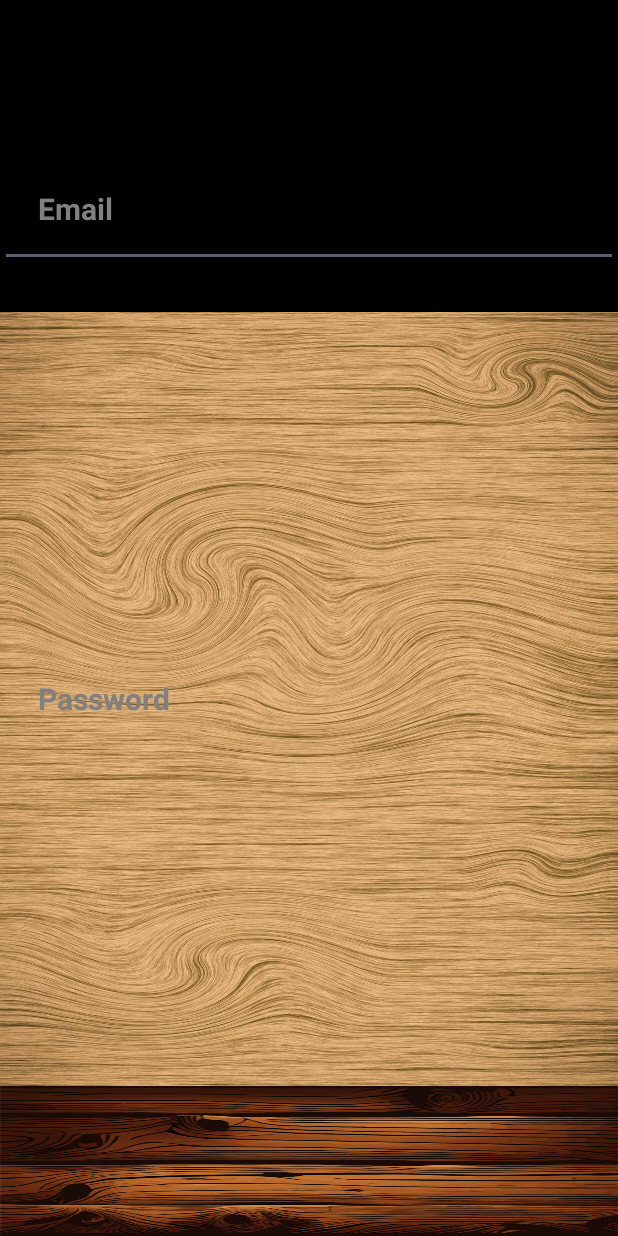
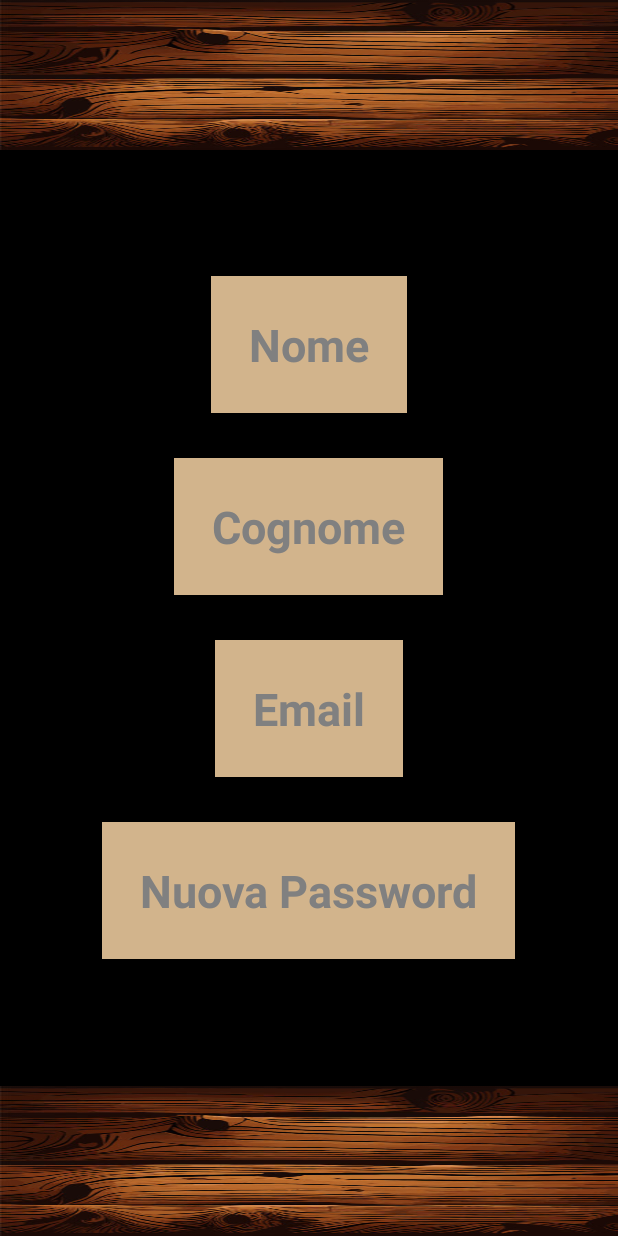
Before and after one commit to LorenzoMorandi-its/AppLibri, an Android app: the RegistrazioneActivity screen opened directly, with no data from a screen before it, on a phone screen of 412 x 824 dp. Run offline under Robolectric (Android 15) with nearby library versions, the phone set to English and light mode, and no system bars; 2 statements that could not run were skipped.

Commit message:
aggiunta file

```diff
--- a/app/src/main/res/layout/activity_registrazione.xml
+++ b/app/src/main/res/layout/activity_registrazione.xml
@@ -1,26 +1,25 @@
 <?xml version="1.0" encoding="utf-8"?>
-<androidx.coordinatorlayout.widget.CoordinatorLayout
-    xmlns:android="http://schemas.android.com/apk/res/android"
+<androidx.coordinatorlayout.widget.CoordinatorLayout xmlns:android="http://schemas.android.com/apk/res/android"
     xmlns:app="http://schemas.android.com/apk/res-auto"
     xmlns:tools="http://schemas.android.com/tools"
     android:layout_width="match_parent"
     android:layout_height="match_parent"
     android:fitsSystemWindows="true"
-    tools:context=".Activities.RegistrazioneActivity">
+    tools:context=".MainActivity">
 
-    <!-- Layout principale che contiene tutti gli elementi -->
+    <?xml version="1.0" encoding="utf-8"?>
     <LinearLayout
-        android:id="@+id/layout_root"
+        xmlns:android="http://schemas.android.com/apk/res/android"
         android:layout_width="match_parent"
         android:layout_height="match_parent"
         android:orientation="vertical"
-        android:background="#000000"
-        android:paddingTop="50dp">
+        android:background="#000000">
 
         <!-- Barra superiore marrone -->
         <View
             android:layout_width="match_parent"
-            android:layout_height="100dp" />
+            android:layout_height="100dp"
+            android:background="@drawable/legno" />
 
         <!-- Contenuto principale -->
         <LinearLayout
@@ -28,57 +27,76 @@
             android:layout_height="0dp"
             android:layout_weight="1"
             android:orientation="vertical"
-            android:gravity="top|center">
+            android:gravity="center">
 
-            <!-- Email -->
             <EditText
-                android:id="@+id/editText_email"
-                android:layout_width="match_parent"
+                android:id="@+id/editText_nome"
+                android:layout_width="wrap_content"
                 android:layout_height="wrap_content"
-                android:hint="Email"
+                android:hint="Nome"
                 android:textStyle="bold"
+                android:background="#D2B48C"
                 android:padding="25dp"
-                android:textSize="20sp"
+                android:textSize="30sp"
                 android:textColor="#000000"
                 android:textColorHint="#808080"
-                android:inputType="textEmailAddress" />
+                android:inputType="textPersonName" />
 
             <!-- Spaziatura -->
             <View
                 android:layout_width="match_parent"
                 android:layout_height="30dp" />
 
-            <!-- Password -->
+            <!-- TextBox-->
             <EditText
-                android:id="@+id/editText_password"
-                android:layout_width="match_parent"
+                android:id="@+id/editText_nome"
+                android:layout_width="wrap_content"
                 android:layout_height="wrap_content"
-                android:hint="Password"
+                android:hint="Cognome"
                 android:textStyle="bold"
-                android:background="@drawable/legno2"
+                android:background="#D2B48C"
                 android:padding="25dp"
-                android:textSize="20sp"
+                android:textSize="30sp"
                 android:textColor="#000000"
                 android:textColorHint="#808080"
-                android:inputType="textPassword" />
+                android:inputType="textPersonName" />
 
             <!-- Spaziatura -->
             <View
                 android:layout_width="match_parent"
                 android:layout_height="30dp" />
 
-            <!-- Pulsante Registrazione -->
-            <Button
-                android:id="@+id/button_registrati"
+            <!-- TextBox-->
+            <EditText
+                android:id="@+id/editText_nome"
+                android:layout_width="wrap_content"
+                android:layout_height="wrap_content"
+                android:hint="Email"
+                android:textStyle="bold"
+                android:background="#D2B48C"
+                android:padding="25dp"
+                android:textSize="30sp"
+                android:textColor="#000000"
+                android:textColorHint="#808080"
+                android:inputType="textPersonName" />
+
+            <View
                 android:layout_width="match_parent"
+                android:layout_height="30dp" />
+
+            <!-- TextBox-->
+            <EditText
+                android:id="@+id/editText_nome"
+                android:layout_width="wrap_content"
                 android:layout_height="wrap_content"
+                android:hint="Nuova Password"
                 android:textStyle="bold"
-                android:background="@drawable/legno3"
+                android:background="#D2B48C"
                 android:padding="25dp"
-                android:textSize="25sp"
-                android:text="REGISTRATI!"
-                android:textColor="#000000" />
-
+                android:textSize="30sp"
+                android:textColor="#000000"
+                android:textColorHint="#808080"
+                android:inputType="textPersonName" />
         </LinearLayout>
 
         <!-- Barra inferiore marrone -->
@@ -86,7 +104,6 @@
             android:layout_width="match_parent"
             android:layout_height="100dp"
             android:background="@drawable/legno" />
-
     </LinearLayout>
 
 </androidx.coordinatorlayout.widget.CoordinatorLayout>
```
Also changed, not shown: app/src/main/res/layout/activity_login.xml (+18 -36 lines), app/src/main/res/layout/activity_pagina_iniziale.xml (+51 -13 lines).
